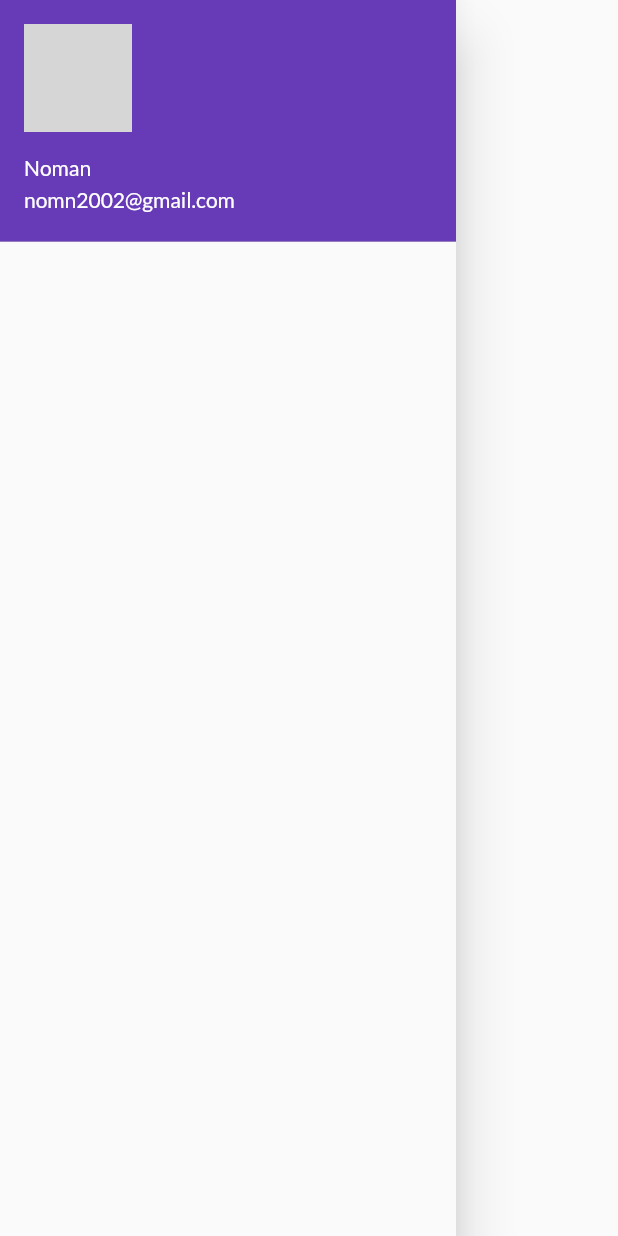
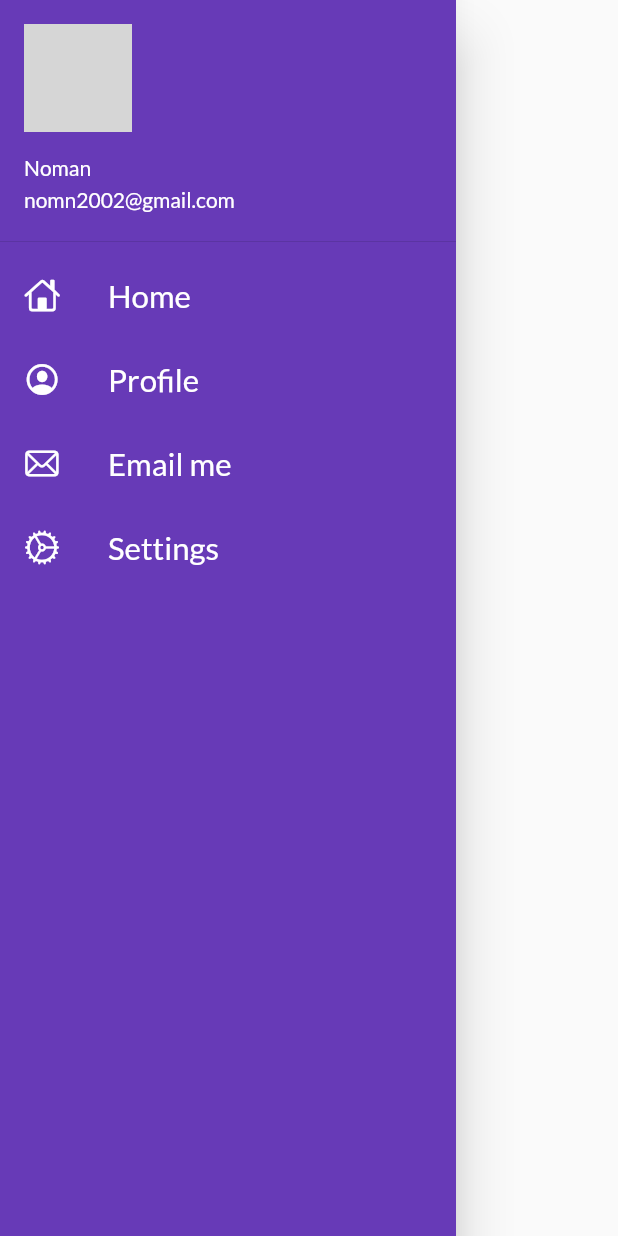
Before and after one commit to noman2002/catalog_app, a Flutter app: the MyDrawer widget shown alone on an empty page, opened directly, on a phone screen of 412 x 824 dp. Run offline on Flutter 3.47's test engine with Material 2 defaults, Android fonts, the phone set to English and light mode, and no system bars; our stand-ins replace google_fonts; network calls fail; grey boxes are pictures that could not be loaded.

Commit message:
day9 commit

```diff
--- a/lib/widgets/drawer.dart
+++ b/lib/widgets/drawer.dart
@@ -1,12 +1,17 @@
+import 'package:flutter/cupertino.dart';
 import 'package:flutter/material.dart';
 
 class MyDrawer extends StatelessWidget {
   @override
   Widget build(BuildContext context) {
     // ignore: non_constant_identifier_names
-    final ImageUrl = "";
+    final ImageUrl =
+        "https://avatars.githubusercontent.com/u/54404474?v%3D4&imgrefurl=https://github.com/noman2002&tbnid=NU56ZrYbZ4CfsM&vet=1&docid=kB_R4S8gie7mMM&w=460&h=460&itg=1&source=sh/x/im";
     return Drawer(
+      child: Container(
+        color: Colors.deepPurple,
         child: ListView(
+          padding: EdgeInsets.zero,
           children: [
             DrawerHeader(
               padding: EdgeInsets.zero,
@@ -14,11 +19,66 @@ class MyDrawer extends StatelessWidget {
                 margin: EdgeInsets.zero,
                 accountName: Text("Noman"),
                 accountEmail: Text("nomn2002@gmail.com"),
-              currentAccountPicture: Image.network(ImageUrl),
+                currentAccountPicture: CircleAvatar(
+                  backgroundImage: NetworkImage(ImageUrl),
+                ),
+              ),
+            ),
+            ListTile(
+              leading: Icon(
+                CupertinoIcons.home,
+                color: Colors.white,
+              ),
+              title: Text(
+                "Home",
+                textScaleFactor: 1.3,
+                style: TextStyle(
+                  color: Colors.white,
+                ),
+              ),
+            ),
+            ListTile(
+              leading: Icon(
+                CupertinoIcons.profile_circled,
+                color: Colors.white,
+              ),
+              title: Text(
+                "Profile",
+                textScaleFactor: 1.3,
+                style: TextStyle(
+                  color: Colors.white,
+                ),
+              ),
+            ),
+            ListTile(
+              leading: Icon(
+                CupertinoIcons.mail,
+                color: Colors.white,
+              ),
+              title: Text(
+                "Email me",
+                textScaleFactor: 1.3,
+                style: TextStyle(
+                  color: Colors.white,
+                ),
+              ),
+            ),
+            ListTile(
+              leading: Icon(
+                CupertinoIcons.settings,
+                color: Colors.white,
+              ),
+              title: Text(
+                "Settings",
+                textScaleFactor: 1.3,
+                style: TextStyle(
+                  color: Colors.white,
+                ),
               ),
             ),
           ],
         ),
+      ),
     );
   }
 }
```
Lines whose indentation alone changed are shown as unchanged.
